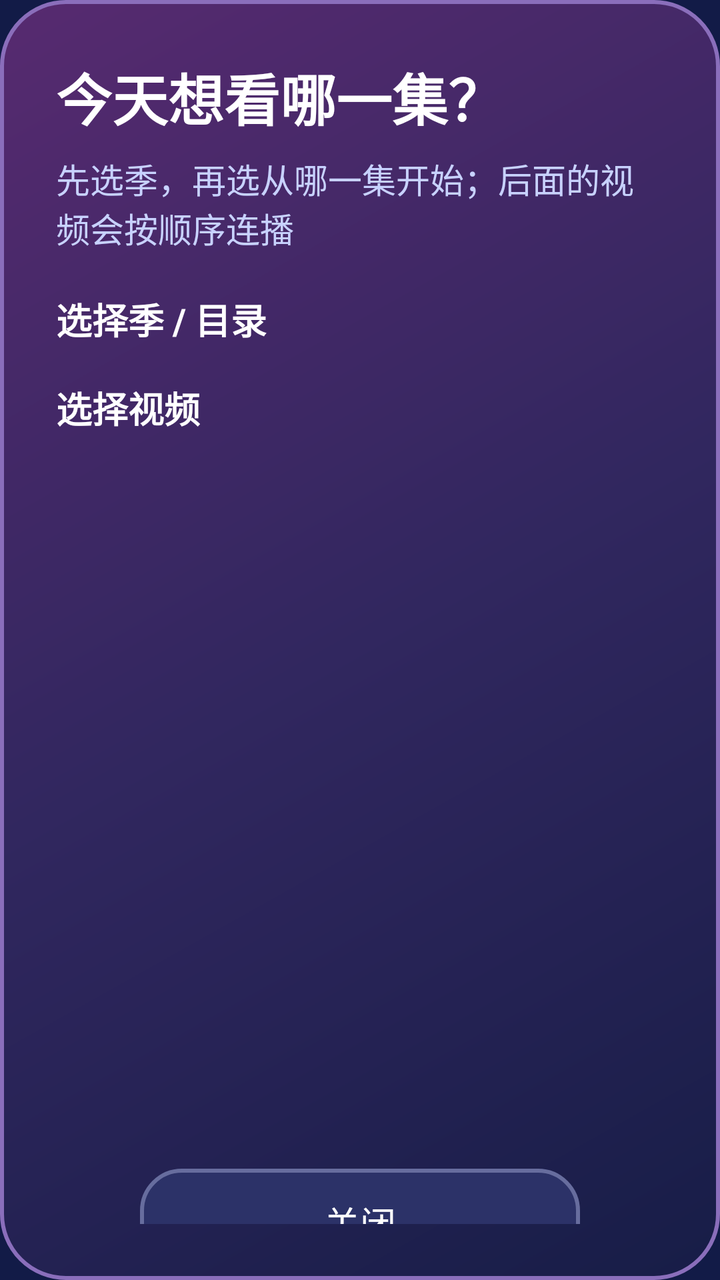
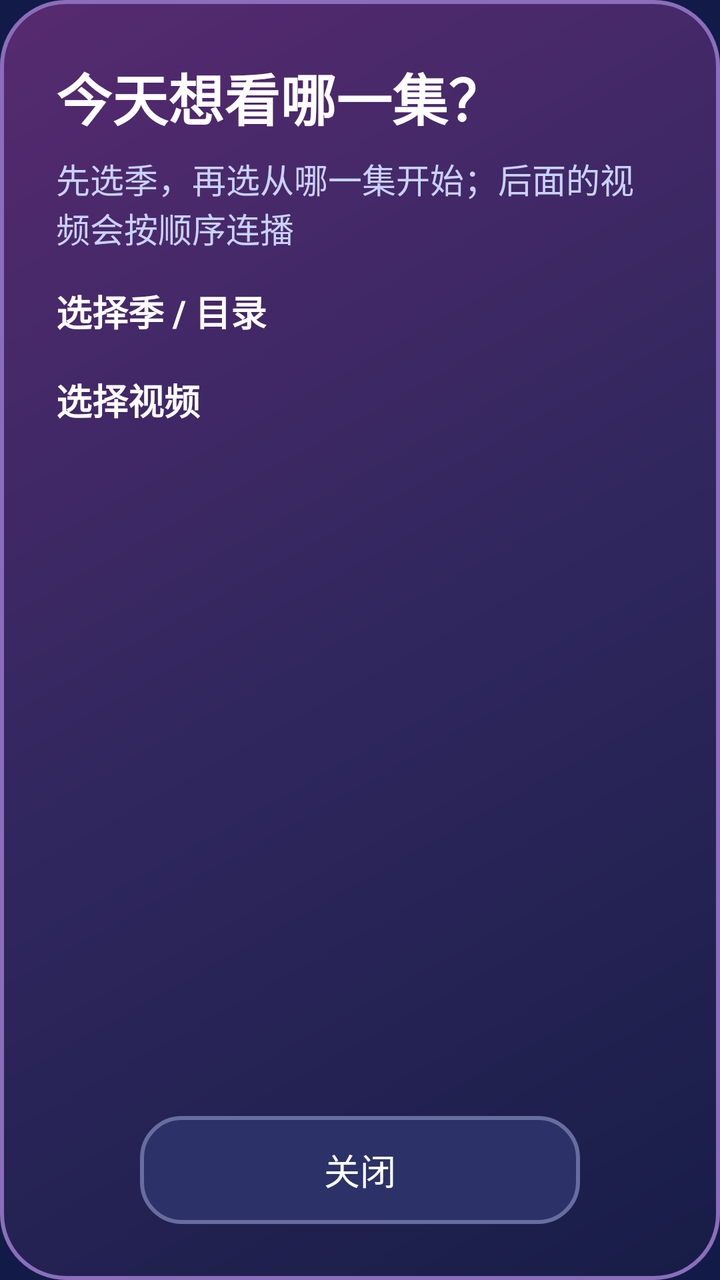

An Android layout rendered at two revisions. The XML below is the earlier revision; the diff shows what the commit changed to produce the second picture.
<!-- AndroidManifest.xml: application theme Theme.YYCartoon -->
<!-- res/layout/dialog_video_picker.xml -->
<LinearLayout xmlns:android="http://schemas.android.com/apk/res/android"
    android:layout_width="760dp"
    android:layout_height="wrap_content"
    android:background="@drawable/parent_dialog_background"
    android:orientation="vertical"
    android:padding="28dp">

    <TextView
        android:layout_width="match_parent"
        android:layout_height="wrap_content"
        android:text="@string/video_picker_title"
        android:textColor="@color/text_primary"
        android:textSize="28sp"
        android:textStyle="bold" />

    <TextView
        android:layout_width="match_parent"
        android:layout_height="wrap_content"
        android:layout_marginTop="8dp"
        android:text="@string/video_picker_subtitle"
        android:textColor="@color/text_secondary"
        android:textSize="17sp" />

    <ScrollView
        android:layout_width="match_parent"
        android:layout_height="420dp"
        android:layout_marginTop="20dp"
        android:fadeScrollbars="false"
        android:scrollbars="vertical">

        <LinearLayout
            android:layout_width="match_parent"
            android:layout_height="wrap_content"
            android:orientation="vertical">

            <TextView
                android:layout_width="match_parent"
                android:layout_height="wrap_content"
                android:text="@string/season_title"
                android:textColor="@color/text_primary"
                android:textSize="18sp"
                android:textStyle="bold" />

            <GridLayout
                android:id="@+id/seasonGrid"
                android:layout_width="match_parent"
                android:layout_height="wrap_content"
                android:layout_marginTop="10dp"
                android:columnCount="4"
                android:rowCount="3" />

            <TextView
                android:layout_width="match_parent"
                android:layout_height="wrap_content"
                android:layout_marginTop="8dp"
                android:text="@string/episode_title"
                android:textColor="@color/text_primary"
                android:textSize="18sp"
                android:textStyle="bold" />

            <GridLayout
                android:id="@+id/videoGrid"
                android:layout_width="match_parent"
                android:layout_height="wrap_content"
                android:layout_marginTop="10dp"
                android:columnCount="3" />
        </LinearLayout>
    </ScrollView>

    <Button
        android:id="@+id/videoPickerCloseButton"
        android:layout_width="220dp"
        android:layout_height="54dp"
        android:layout_gravity="center_horizontal"
        android:layout_marginTop="18dp"
        android:background="@drawable/parent_cancel_button"
        android:stateListAnimator="@null"
        android:text="@string/close"
        android:textAllCaps="false"
        android:textColor="@color/text_primary"
        android:textSize="18sp" />
</LinearLayout>
<!-- resources referenced by this layout -->
<resources>
  <color name="text_primary">#FFFFFF</color>
  <color name="text_secondary">#C8D2FF</color>
  <!-- drawable parent_cancel_button (drawable) -->
  <selector xmlns:android="http://schemas.android.com/apk/res/android">
      <item android:state_focused="true">
          <shape android:shape="rectangle">
              <corners android:radius="20dp" />
              <solid android:color="#30305E" />
              <stroke android:width="4dp" android:color="@color/accent_yellow" />
          </shape>
      </item>
      <item>
          <shape android:shape="rectangle">
              <corners android:radius="20dp" />
              <solid android:color="#2C3268" />
              <stroke android:width="2dp" android:color="#676D9E" />
          </shape>
      </item>
  </selector>
  <!-- drawable parent_dialog_background (drawable) -->
  <shape xmlns:android="http://schemas.android.com/apk/res/android"
      android:shape="rectangle">
      <corners android:radius="32dp" />
      <gradient
          android:angle="315"
          android:centerColor="#31275F"
          android:endColor="#171D47"
          android:startColor="#572A70" />
      <stroke android:width="2dp" android:color="#8A6EBB" />
  </shape>
  <string name="close">关闭</string>
  <string name="episode_title">选择视频</string>
  <string name="season_title">选择季 / 目录</string>
  <string name="video_picker_subtitle">先选季，再选从哪一集开始；后面的视频会按顺序连播</string>
  <string name="video_picker_title">今天想看哪一集？</string>
  <style name="Theme.YYCartoon" parent="Theme.AppCompat.NoActionBar">
          <item name="android:windowBackground">@color/tv_background</item>
          <item name="android:colorBackground">@color/tv_background</item>
          <item name="colorAccent">@color/accent_pink</item>
      </style>
  <color name="accent_yellow">#FFD166</color>
  <color name="tv_background">#121B47</color>
  <color name="accent_pink">#FF5F9E</color>
</resources>

<!-- the commit's change to res/layout/dialog_video_picker.xml (unified diff, before → after) -->
@@ -1,6 +1,6 @@
 <LinearLayout xmlns:android="http://schemas.android.com/apk/res/android"
-    android:layout_width="760dp"
-    android:layout_height="wrap_content"
+    android:layout_width="match_parent"
+    android:layout_height="match_parent"
     android:background="@drawable/parent_dialog_background"
     android:orientation="vertical"
     android:padding="28dp">
@@ -23,8 +23,9 @@
 
     <ScrollView
         android:layout_width="match_parent"
-        android:layout_height="420dp"
-        android:layout_marginTop="20dp"
+        android:layout_height="0dp"
+        android:layout_weight="1"
+        android:layout_marginTop="16dp"
         android:fadeScrollbars="false"
         android:scrollbars="vertical">
 
